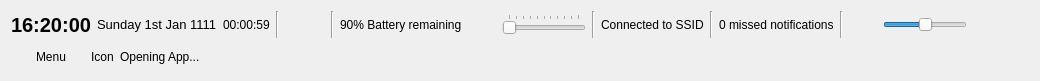
Qt form mainwindow.ui (vicr123/theshell) before a commit.
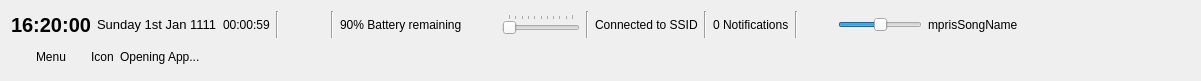
The same form after that commit. Icons and pictures are not drawn. Custom widgets are drawn as their Qt base class.

The edit to the form file:
```diff
--- a/mainwindow.ui
+++ b/mainwindow.ui
@@ -6,7 +6,7 @@
    <rect>
     <x>0</x>
     <y>0</y>
-    <width>1040</width>
+    <width>1201</width>
     <height>81</height>
    </rect>
   </property>
@@ -222,7 +222,7 @@
       <item>
        <widget class="ClickableLabel" name="notifications">
         <property name="text">
-         <string>0 missed notifications</string>
+         <string>0 Notifications</string>
         </property>
        </widget>
       </item>
@@ -319,6 +319,79 @@
         </layout>
        </widget>
       </item>
+      <item>
+       <widget class="QFrame" name="mprisFrame">
+        <property name="frameShape">
+         <enum>QFrame::NoFrame</enum>
+        </property>
+        <property name="frameShadow">
+         <enum>QFrame::Raised</enum>
+        </property>
+        <layout class="QHBoxLayout" name="horizontalLayout_8">
+         <property name="leftMargin">
+          <number>0</number>
+         </property>
+         <property name="topMargin">
+          <number>0</number>
+         </property>
+         <property name="rightMargin">
+          <number>0</number>
+         </property>
+         <property name="bottomMargin">
+          <number>0</number>
+         </property>
+         <item>
+          <widget class="QLabel" name="mprisSongName">
+           <property name="text">
+            <string>mprisSongName</string>
+           </property>
+          </widget>
+         </item>
+         <item>
+          <widget class="QPushButton" name="mprisBack">
+           <property name="text">
+            <string/>
+           </property>
+           <property name="icon">
+            <iconset theme="media-skip-backward">
+             <normaloff>.</normaloff>.</iconset>
+           </property>
+           <property name="flat">
+            <bool>true</bool>
+           </property>
+          </widget>
+         </item>
+         <item>
+          <widget class="QPushButton" name="mprisPause">
+           <property name="text">
+            <string/>
+           </property>
+           <property name="icon">
+            <iconset theme="media-playback-pause">
+             <normaloff>.</normaloff>.</iconset>
+           </property>
+           <property name="flat">
+            <bool>true</bool>
+           </property>
+          </widget>
+         </item>
+         <item>
+          <widget class="QPushButton" name="pushButton_3">
+           <property name="text">
+            <string/>
+           </property>
+           <property name="icon">
+            <iconset theme="media-skip-forward">
+             <normaloff>.</normaloff>.</iconset>
+           </property>
+           <property name="flat">
+            <bool>true</bool>
+           </property>
+          </widget>
+         </item>
+        </layout>
+       </widget>
+      </item>
       <item>
        <spacer name="horizontalSpacer">
         <property name="orientation">
```
Left out of the diff: 6 changed lines with no effect on the pictures.
